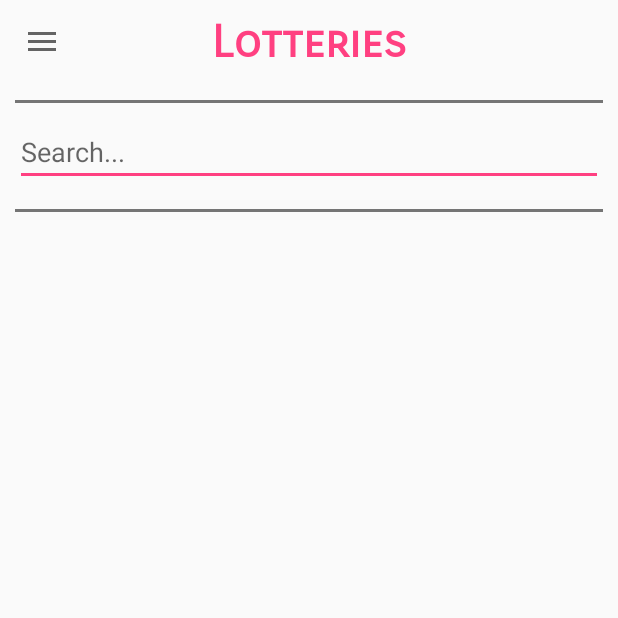
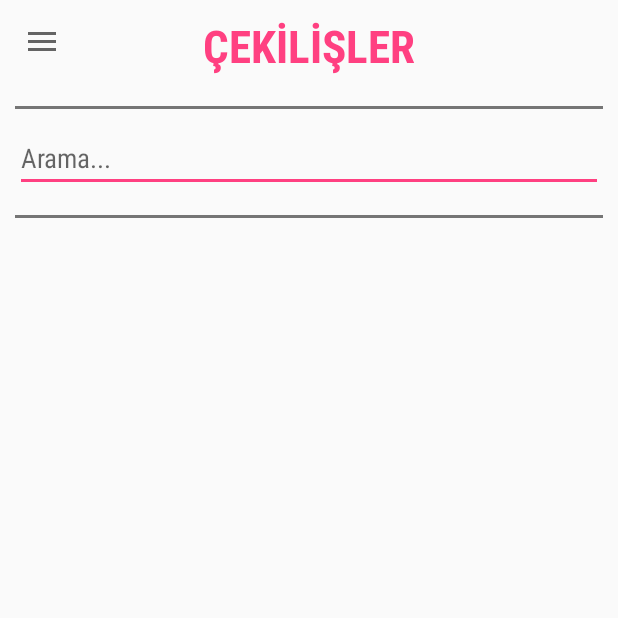
Before and after one commit to BerkEmre/GGEasy, an Android app: the screen it shows after launch (MainPageActivity), in the side drawer, after a tap on "Çekiliş", on a phone screen of 412 x 824 dp, the top half of it. Run offline under Robolectric (Android 15) with nearby library versions, the light colour scheme and no system bars; our stand-ins replace AdMob; libraries missing offline, so code that uses them is left out: it.sephiroth.android; pictures from the network do not load.

Commit message:
çekilş türkçeleştirildi

```diff
--- a/GGeasyLoL/app/src/main/res/layout/fragment_lotteries.xml
+++ b/GGeasyLoL/app/src/main/res/layout/fragment_lotteries.xml
@@ -6,14 +6,14 @@
     android:orientation="vertical">
 
     <TextView
-        android:text="Lotteries"
+        android:text="ÇEKİLİŞLER"
         android:layout_width="match_parent"
         android:layout_height="wrap_content"
         android:id="@+id/textView21"
         android:textAlignment="center"
         android:textStyle="normal|bold"
         android:textSize="30sp"
-        android:fontFamily="sans-serif-smallcaps"
+        android:fontFamily="sans-serif-condensed"
         android:layout_margin="10dp"
         android:textColor="@color/colorAccent" />
 
@@ -29,10 +29,11 @@
         android:inputType="textPersonName"
         android:ems="10"
         android:id="@+id/editText3"
-        android:hint="Search..."
+        android:hint="Arama..."
         android:layout_marginRight="10dp"
         android:layout_marginLeft="10dp"
-        android:layout_marginBottom="5dp" />
+        android:layout_marginBottom="5dp"
+        android:fontFamily="sans-serif-condensed" />
 
     <View
         android:layout_height="2dp"
```
